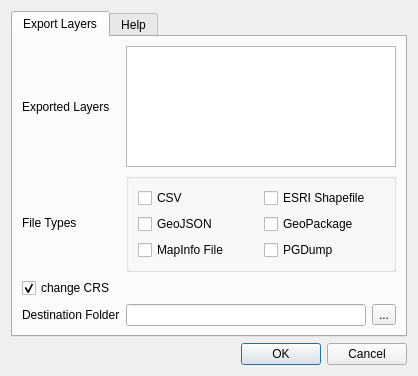
Old version of the form vector_batch_saver_dialog_base.ui in the repository changsan9527/VectorBatchSaver.
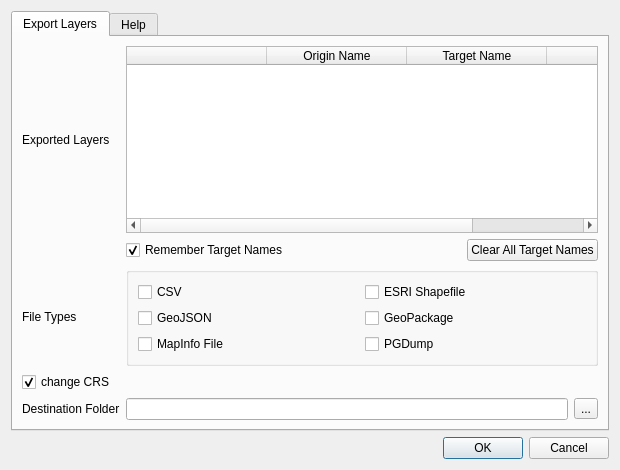
New version of the form. Custom widgets are drawn as their Qt base class.

Commit message: Update layer save dialog

```diff
--- a/vector_batch_saver_dialog_base.ui
+++ b/vector_batch_saver_dialog_base.ui
@@ -6,8 +6,8 @@
    <rect>
     <x>0</x>
     <y>0</y>
-    <width>418</width>
-    <height>376</height>
+	    <width>620</width>
+	    <height>470</height>
    </rect>
   </property>
   <property name="windowTitle">
@@ -24,7 +24,7 @@
        <string>Export Layers</string>
       </attribute>
       <layout class="QGridLayout" name="gridLayout_2">
-       <item row="1" column="0">
+	       <item row="2" column="0">
         <widget class="QLabel" name="label_4">
          <property name="text">
           <string>File Types</string>
@@ -38,7 +38,7 @@
          </property>
         </widget>
        </item>
-       <item row="3" column="0">
+	       <item row="4" column="0">
         <widget class="QLabel" name="label_2">
          <property name="text">
           <string>Destination Folder</string>
@@ -46,19 +46,85 @@
         </widget>
        </item>
        <item row="0" column="1" colspan="2">
-        <widget class="QListWidget" name="listWidget">
+        <widget class="QTableWidget" name="layerTableWidget">
          <property name="toolTip">
           <string>These layers will all be exported</string>
          </property>
          <property name="selectionMode">
           <enum>QAbstractItemView::MultiSelection</enum>
          </property>
-         <property name="sortingEnabled">
-          <bool>true</bool>
+         <property name="selectionBehavior">
+          <enum>QAbstractItemView::SelectRows</enum>
          </property>
+         <property name="editTriggers">
+          <set>QAbstractItemView::DoubleClicked|QAbstractItemView::EditKeyPressed|QAbstractItemView::AnyKeyPressed</set>
+         </property>
+	         <property name="columnCount">
+	          <number>4</number>
+	         </property>
+         <property name="rowCount">
+          <number>0</number>
+         </property>
+         <attribute name="horizontalHeaderDefaultSectionSize">
+          <number>140</number>
+         </attribute>
+         <column>
+          <property name="text">
+           <string/>
+          </property>
+         </column>
+         <column>
+          <property name="text">
+           <string>Origin Name</string>
+          </property>
+         </column>
+	         <column>
+	          <property name="text">
+	           <string>Target Name</string>
+	          </property>
+	         </column>
+	         <column>
+	          <property name="text">
+	           <string/>
+	          </property>
+	         </column>
         </widget>
        </item>
        <item row="1" column="1" colspan="2">
+	        <layout class="QHBoxLayout" name="horizontalLayout_2">
+	         <item>
+	          <widget class="QCheckBox" name="rememberTargetNamesCheckBox">
+	           <property name="text">
+	            <string>Remember Target Names</string>
+	           </property>
+	           <property name="checked">
+	            <bool>true</bool>
+	           </property>
+	          </widget>
+	         </item>
+	         <item>
+	          <spacer name="horizontalSpacer">
+	           <property name="orientation">
+	            <enum>Qt::Horizontal</enum>
+	           </property>
+	           <property name="sizeHint" stdset="0">
+	            <size>
+	             <width>40</width>
+	             <height>20</height>
+	            </size>
+	           </property>
+	          </spacer>
+	         </item>
+	         <item>
+	          <widget class="QPushButton" name="clearAllTargetNamesButton">
+	           <property name="text">
+	            <string>Clear All Target Names</string>
+	           </property>
+	          </widget>
+	         </item>
+	        </layout>
+	       </item>
+	       <item row="2" column="1" colspan="2">
         <widget class="QGroupBox" name="groupBox">
          <property name="toolTip">
           <string>File types to export</string>
@@ -109,7 +175,7 @@
          </layout>
         </widget>
        </item>
-       <item row="3" column="2">
+	       <item row="4" column="2">
         <widget class="QToolButton" name="toolButton">
          <property name="toolTip">
           <string>Set destination folder</string>
@@ -119,21 +185,21 @@
          </property>
         </widget>
        </item>
-       <item row="3" column="1">
+	       <item row="4" column="1">
         <widget class="QLineEdit" name="lineEdit">
          <property name="toolTip">
           <string>Set destination folder</string>
          </property>
         </widget>
        </item>
-       <item row="2" column="1">
+	       <item row="3" column="1">
         <widget class="QgsProjectionSelectionWidget" name="mQgsProjectionSelectionWidget" native="true">
          <property name="enabled">
           <bool>true</bool>
          </property>
         </widget>
        </item>
-       <item row="2" column="0">
+	       <item row="3" column="0">
         <widget class="QCheckBox" name="changeCRS">
          <property name="text">
           <string>change CRS</string>
```
Lines whose indentation alone changed are shown as unchanged. The commit also changes 2 other files.
